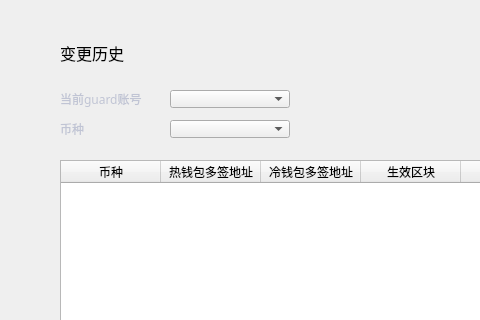
First picture: the form in LNKWallet/guard/AssetChangeHistoryWidget.ui, repository HcashOrg/hx-indicator, before the edit; both pictures show x 0 to 480 and y 0 to 320 of the 770 by 510 pixel window.
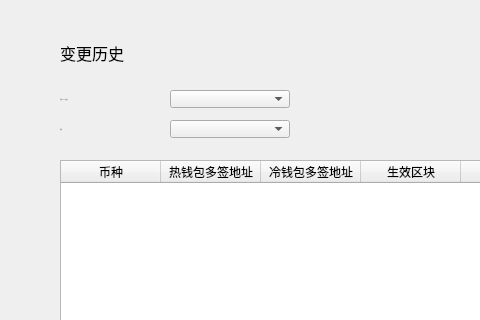
Second picture: the form after the edit.

The edit to the form file:
```diff
--- a/LNKWallet/guard/AssetChangeHistoryWidget.ui
+++ b/LNKWallet/guard/AssetChangeHistoryWidget.ui
@@ -121,20 +121,25 @@
     <rect>
      <x>60</x>
      <y>90</y>
-     <width>100</width>
+     <width>110</width>
      <height>18</height>
     </rect>
    </property>
    <property name="font">
     <font>
-     <family>微软雅黑</family>
+     <family>Microsoft YaHei UI Light</family>
+     <pointsize>-1</pointsize>
+     <weight>50</weight>
+     <italic>false</italic>
+     <bold>false</bold>
     </font>
    </property>
    <property name="styleSheet">
-    <string notr="true">color: rgb(192, 196, 212);</string>
+    <string notr="true">QLabel{color: rgb(137,129,161);
+font: 11px &quot;Microsoft YaHei UI Light&quot;;}</string>
    </property>
    <property name="text">
-    <string>当前guard账号</string>
+    <string>当前senator账号</string>
    </property>
    <property name="alignment">
     <set>Qt::AlignLeading|Qt::AlignLeft|Qt::AlignVCenter</set>
@@ -168,17 +173,22 @@
     <rect>
      <x>60</x>
      <y>120</y>
-     <width>100</width>
+     <width>110</width>
      <height>18</height>
     </rect>
    </property>
    <property name="font">
     <font>
-     <family>微软雅黑</family>
+     <family>Microsoft YaHei UI Light</family>
+     <pointsize>-1</pointsize>
+     <weight>50</weight>
+     <italic>false</italic>
+     <bold>false</bold>
     </font>
    </property>
    <property name="styleSheet">
-    <string notr="true">color: rgb(192, 196, 212);</string>
+    <string notr="true">QLabel{color: rgb(137,129,161);
+font: 11px &quot;Microsoft YaHei UI Light&quot;;}</string>
    </property>
    <property name="text">
     <string>币种</string>
```
